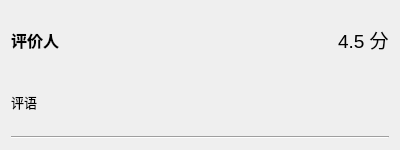
Above: ui/eitem.ui from fanenr/cxx-DS-client before the change. Below: the same form after it.
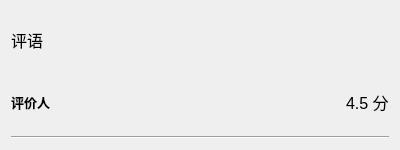
That is the form after the change.

Commit message: add eva mod and del

```diff
--- a/ui/eitem.ui
+++ b/ui/eitem.ui
@@ -14,13 +14,32 @@
    <string>Form</string>
   </property>
   <layout class="QVBoxLayout" name="vlay">
+   <item>
+    <layout class="QHBoxLayout" name="hlay2">
+     <item>
+      <widget class="QLabel" name="label3">
+       <property name="font">
+        <font>
+         <pointsize>12</pointsize>
+        </font>
+       </property>
+       <property name="text">
+        <string>评语</string>
+       </property>
+       <property name="wordWrap">
+        <bool>true</bool>
+       </property>
+      </widget>
+     </item>
+    </layout>
+   </item>
    <item>
     <layout class="QHBoxLayout" name="hlay1">
      <item>
       <widget class="QLabel" name="label1">
        <property name="font">
         <font>
-         <pointsize>12</pointsize>
+         <pointsize>10</pointsize>
          <bold>true</bold>
         </font>
        </property>
@@ -39,7 +58,7 @@
        </property>
        <property name="font">
         <font>
-         <pointsize>14</pointsize>
+         <pointsize>12</pointsize>
         </font>
        </property>
        <property name="text">
@@ -49,25 +68,6 @@
      </item>
     </layout>
    </item>
-   <item>
-    <layout class="QHBoxLayout" name="hlay2">
-     <item>
-      <widget class="QLabel" name="label3">
-       <property name="font">
-        <font>
-         <pointsize>10</pointsize>
-        </font>
-       </property>
-       <property name="text">
-        <string>评语</string>
-       </property>
-       <property name="wordWrap">
-        <bool>true</bool>
-       </property>
-      </widget>
-     </item>
-    </layout>
-   </item>
    <item>
     <widget class="Line" name="line">
      <property name="orientation">
```
The commit also changes 2 other files.
